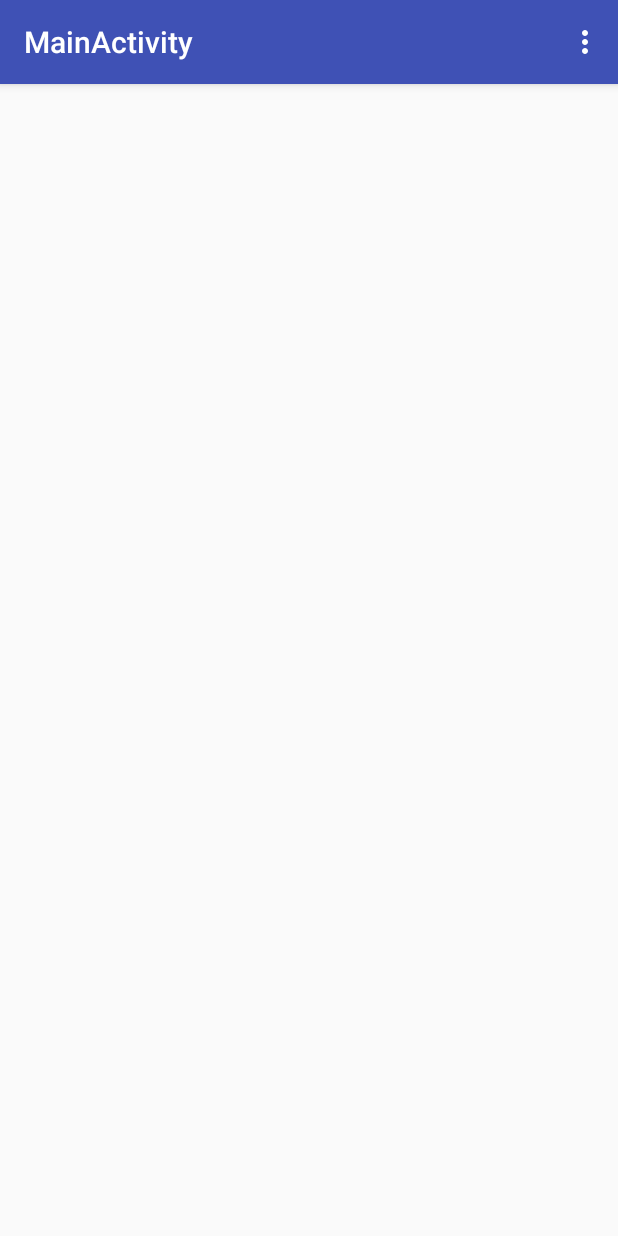
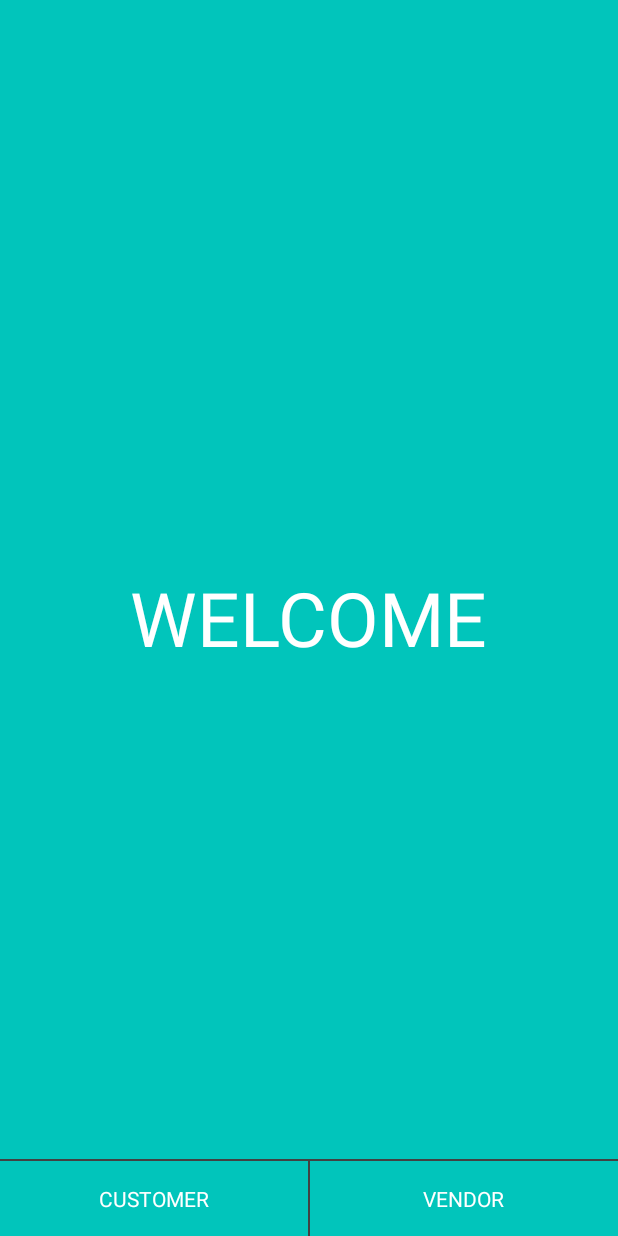
Before and after one commit to vikkyconer/DigitalizeBillsCustomer, an Android app: the screen it shows after launch (MainActivity before the commit, SplashActivity after it), on a phone screen of 412 x 824 dp. Run offline under Robolectric (Android 15) with nearby library versions, the phone set to English and light mode, and no system bars.

Commit message:
added vendor login and sending file feature

```diff
--- a/app/build.gradle
+++ b/app/build.gradle
@@ -8,7 +8,7 @@ android {
 
     defaultConfig {
         applicationId "com.example.app.digitalizebillscustomer"
-        minSdkVersion 14
+        minSdkVersion 16
         targetSdkVersion 23
         versionCode 1
         versionName "1.0"
@@ -33,6 +33,7 @@ android {
 dependencies {
     compile fileTree(dir: 'libs', include: ['*.jar'])
 
+//    compile 'com.google.android.gms:play-services:9.0.2'
     compile 'com.android.support:appcompat-v7:23.4.0'
     compile 'io.reactivex:rxandroid:0.23.0'
     compile 'com.android.support:design:23.4.0'
--- a/app/src/main/java/com/example/app/digitalizebillscustomer/Constants.java
+++ b/app/src/main/java/com/example/app/digitalizebillscustomer/Constants.java
@@ -9,4 +9,6 @@ public class Constants {
 
     public static int SPLASHTIME = 3000;
 
+    public static String typeUser = "none";
+
 }
--- a/app/src/main/java/com/example/app/digitalizebillscustomer/MainScreen/MainActivity.java
+++ b/app/src/main/java/com/example/app/digitalizebillscustomer/MainScreen/MainActivity.java
@@ -74,6 +74,7 @@ public class MainActivity extends AppCompatActivity
     protected void onCreate(Bundle savedInstanceState) {
         super.onCreate(savedInstanceState);
         setContentView(R.layout.activity_main);
+
         initializeViews();
         defaultConfiguration();
         getStoredData();
--- a/app/src/main/java/com/example/app/digitalizebillscustomer/Navigator.java
+++ b/app/src/main/java/com/example/app/digitalizebillscustomer/Navigator.java
@@ -4,6 +4,7 @@ import android.content.Context;
 import android.content.Intent;
 
 import com.example.app.digitalizebillscustomer.MainScreen.MainActivity;
+import com.example.app.digitalizebillscustomer.MainScreen.VendorMainActivity;
 import com.example.app.digitalizebillscustomer.SignInScreen.SignInActivity;
 import com.example.app.digitalizebillscustomer.SignUpScreen.SignUpActivity;
 
@@ -37,4 +38,9 @@ public class Navigator {
         Intent intent = new Intent(context, SignUpActivity.class);
         context.startActivity(intent);
     }
+
+    public static void toVendorMainScreen(Context context) {
+        Intent intent = new Intent(context, VendorMainActivity.class);
+        context.startActivity(intent);
+    }
 }
--- a/app/src/main/java/com/example/app/digitalizebillscustomer/SignInScreen/SignInScreenModel.java
+++ b/app/src/main/java/com/example/app/digitalizebillscustomer/SignInScreen/SignInScreenModel.java
@@ -1,6 +1,7 @@
 package com.example.app.digitalizebillscustomer.SignInScreen;
 
 import com.example.app.digitalizebillscustomer.Models.User;
+import com.example.app.digitalizebillscustomer.Models.Vendor;
 
 import java.util.Map;
 
@@ -11,4 +12,6 @@ import rx.Observable;
  */
 public interface SignInScreenModel {
     Observable<User> signIn(Map<String, String> signInRequestMap);
+
+    Observable<Vendor> vendorSignIn(Map<String, String> map);
 }
--- a/app/src/main/java/com/example/app/digitalizebillscustomer/SignInScreen/SignInScreenView.java
+++ b/app/src/main/java/com/example/app/digitalizebillscustomer/SignInScreen/SignInScreenView.java
@@ -2,6 +2,7 @@ package com.example.app.digitalizebillscustomer.SignInScreen;
 
 
 import com.example.app.digitalizebillscustomer.Models.User;
+import com.example.app.digitalizebillscustomer.Models.Vendor;
 
 import rx.Observable;
 import java.util.Map;
@@ -13,4 +14,6 @@ public interface SignInScreenView {
     Observable<Map<String, String>> signIn();
 
     void userAuthenticated(User signInResponse);
+
+    void vendorAuthenticated(Vendor vendorSignInResponse);
 }
--- a/app/src/main/java/com/example/app/digitalizebillscustomer/SplashActivity.java
+++ b/app/src/main/java/com/example/app/digitalizebillscustomer/SplashActivity.java
@@ -5,8 +5,15 @@ import android.os.Handler;
 import android.support.v7.app.ActionBarActivity;
 import android.support.v7.app.AppCompatActivity;
 import android.os.Bundle;
+import android.view.View;
+import android.widget.RelativeLayout;
+import android.widget.TextView;
 
-public class SplashActivity extends ActionBarActivity {
+public class SplashActivity extends ActionBarActivity implements View.OnClickListener {
+
+//    private static String typeUser;
+
+    private RelativeLayout customerLogin, vendorLogin;
 
     @Override
     protected void onCreate(Bundle savedInstanceState) {
@@ -14,14 +21,38 @@ public class SplashActivity extends ActionBarActivity {
         setContentView(R.layout.activity_splash);
 
         getSupportActionBar().hide();
+        initializeViews();
+        setEventsForViews();
 
-        new Handler().postDelayed(new Runnable() {
+        /*new Handler().postDelayed(new Runnable() {
             @Override
             public void run() {
                 Navigator.toMainScreen(SplashActivity.this);
 //                Navigator.toSignInScreen(SplashActivity.this);
                 SplashActivity.this.finish();
             }
-        }, Constants.SPLASHTIME);
+        }, Constants.SPLASHTIME);*/
+    }
+
+    private void setEventsForViews() {
+        customerLogin.setOnClickListener(this);
+        vendorLogin.setOnClickListener(this);
+    }
+
+    private void initializeViews() {
+        customerLogin = (RelativeLayout) findViewById(R.id.customer_login);
+        vendorLogin = (RelativeLayout) findViewById(R.id.vendor_login);
+    }
+
+    @Override
+    public void onClick(View v) {
+        int id = v.getId();
+        if (id == R.id.customer_login) {
+            Constants.typeUser = "customer";
+            Navigator.toSignInScreen(this);
+        } else if (id == R.id.vendor_login) {
+            Constants.typeUser = "vendor";
+            Navigator.toSignInScreen(this);
+        }
     }
 }
--- a/app/src/main/res/layout/activity_splash.xml
+++ b/app/src/main/res/layout/activity_splash.xml
@@ -12,7 +12,57 @@
         android:layout_centerInParent="true"
         android:text="WELCOME"
         android:textColor="@color/white"
-        android:typeface="sans"
-        android:textSize="50dp" />
+        android:textSize="50dp"
+        android:typeface="sans" />
 
+
+    <LinearLayout
+        android:id="@+id/buttons_container"
+        android:layout_width="match_parent"
+        android:layout_height="50dp"
+        android:layout_alignParentBottom="true"
+        android:weightSum="2">
+
+        <RelativeLayout
+            android:id="@+id/customer_login"
+            android:layout_width="match_parent"
+            android:layout_height="match_parent"
+            android:layout_weight="1">
+
+            <TextView
+                android:layout_width="wrap_content"
+                android:layout_height="wrap_content"
+                android:layout_centerInParent="true"
+                android:text="CUSTOMER"
+                android:textColor="@color/white"
+                android:typeface="sans" />
+        </RelativeLayout>
+
+
+        <View
+            android:layout_width="1dp"
+            android:layout_height="match_parent"
+            android:background="@color/cardview_dark_background" />
+
+        <RelativeLayout
+            android:id="@+id/vendor_login"
+            android:layout_width="match_parent"
+            android:layout_height="match_parent"
+            android:layout_weight="1">
+
+            <TextView
+                android:layout_width="wrap_content"
+                android:layout_height="wrap_content"
+                android:layout_centerInParent="true"
+                android:text="VENDOR"
+                android:textColor="@color/white"
+                android:typeface="sans" />
+        </RelativeLayout>
+    </LinearLayout>
+
+    <View
+        android:layout_width="match_parent"
+        android:layout_height="1dp"
+        android:layout_above="@id/buttons_container"
+        android:background="@color/cardview_dark_background" />
 </RelativeLayout>
--- a/app/src/main/res/layout/login_fragment.xml
+++ b/app/src/main/res/layout/login_fragment.xml
@@ -4,7 +4,7 @@
     android:layout_width="match_parent"
     android:layout_height="match_parent"
     android:background="@color/login_screen_green"
-    tools:context=".LoginActivity">
+    tools:context=".SignInScreen.SignInActivity">
 
     <LinearLayout
         android:id="@+id/email_container"
@@ -50,6 +50,7 @@
 
 
     <LinearLayout
+        android:id="@+id/sign_up_container"
         android:layout_width="wrap_content"
         android:layout_height="match_parent"
         android:layout_below="@id/email_container"
```
Also changed, not shown: app/src/main/AndroidManifest.xml (+6 -1 lines), app/src/main/java/com/example/app/digitalizebillscustomer/AppService.java (+8 -2 lines), app/src/main/java/com/example/app/digitalizebillscustomer/MainScreen/VendorMainActivity.java (added, +73 -0 lines), app/src/main/java/com/example/app/digitalizebillscustomer/Models/Vendor.java (added, +36 -0 lines), app/src/main/java/com/example/app/digitalizebillscustomer/SignInScreen/SignInScreenFragment.java (+16 -0 lines), app/src/main/java/com/example/app/digitalizebillscustomer/SignInScreen/SignInScreenModelImpl.java (+8 -1 lines), app/src/main/java/com/example/app/digitalizebillscustomer/SignInScreen/SignInScreenPresenter.java (+8 -2 lines), app/src/main/res/layout/activity_vendor_main.xml (added, +17 -0 lines).
